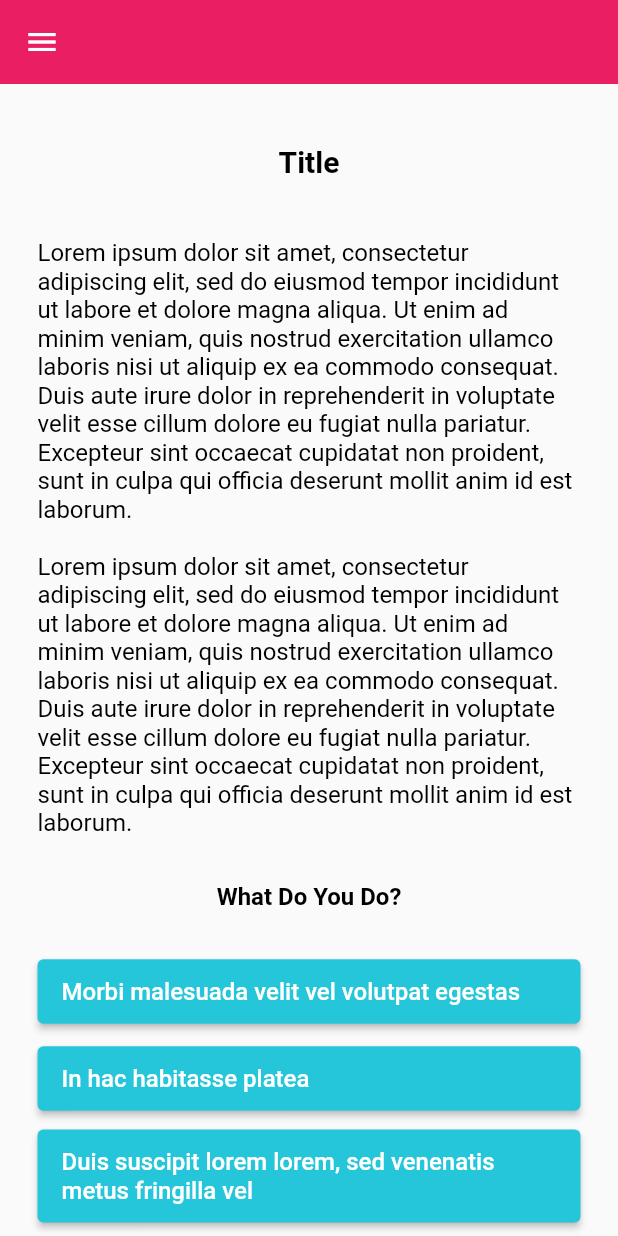
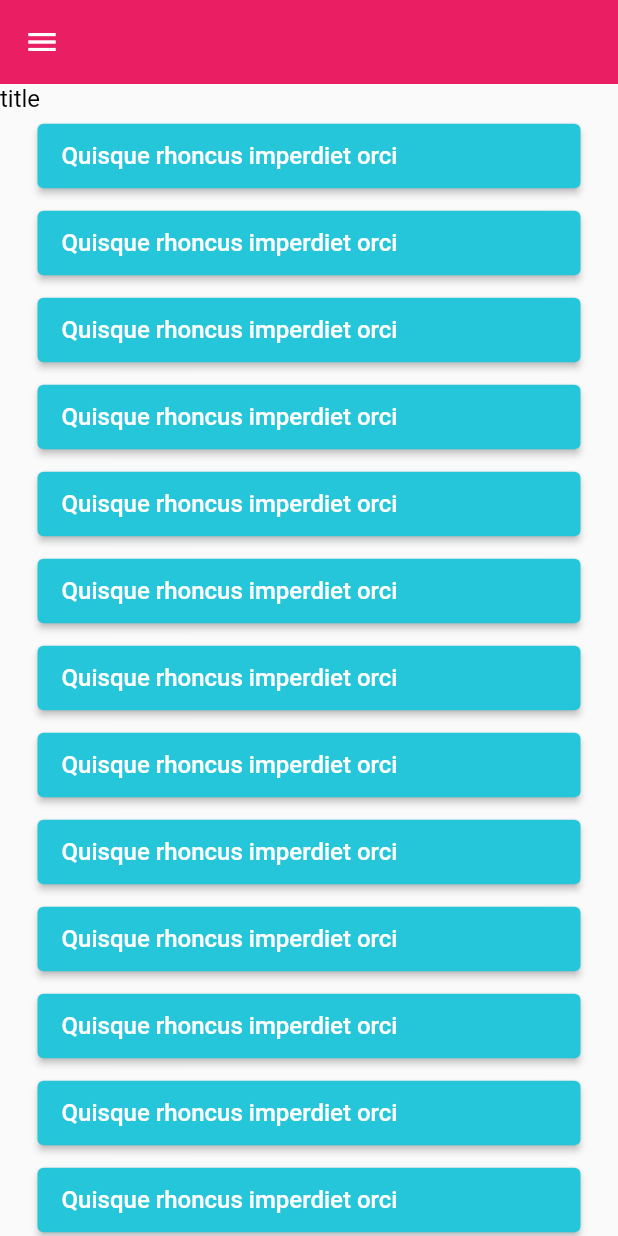
Before and after one commit to mattgwriter7/gamebook, a Flutter app: the screen it shows after launch, on a phone screen of 412 x 824 dp. Run offline on Flutter 3.47's test engine with Material 2 defaults, Android fonts, the phone set to English and light mode, and no system bars.

Commit message:
stashing idea for item builder

```diff
--- a/lib/pages/Start_Page.dart
+++ b/lib/pages/Start_Page.dart
@@ -59,6 +59,18 @@ class _Start_PageState extends State<Start_Page> {
                       );
   }
 
+  Widget _section( BuildContext contec, int index) {
+    if( index == 0 ) {
+      return Text('title');
+    }
+    else
+    return Padding(
+                          padding: const EdgeInsets.fromLTRB(25,5,25,5),
+                          child: _makeButton('Quisque rhoncus imperdiet orci'),
+                        );
+
+  }
+
   void _addPostFrameCallbackTriggered( context ) {
     Utils.log( filename, ' _addPostFrameCallbackTriggered()');
   }
@@ -84,47 +96,14 @@ class _Start_PageState extends State<Start_Page> {
               foregroundColor: Colors.black,
             ), //AppBar
             drawer: Drawer_Widget(),
-            body: SingleChildScrollView(
-              child: Column(
-                children: [
-                  Container(
-                    child: Padding(
-                      padding: const EdgeInsets.fromLTRB(25,40,25,40),
-                      child: Text('Title', style: TextStyle( fontSize: 20, fontWeight: FontWeight.bold )),
+            body: Container(
+              width: double.infinity,
+              child: ListView.builder(
+                      itemCount: 25,
+                      itemBuilder: ( context, index) {
+                        return _section(context, index);
+                      },
                     ),
-                  ),
-                  Container(
-                    child: Padding(
-                      padding: const EdgeInsets.fromLTRB(25,0,25,0),
-                      child: Text('Lorem ipsum dolor sit amet, consectetur adipiscing elit, sed do eiusmod tempor incididunt ut labore et dolore magna aliqua. Ut enim ad minim veniam, quis nostrud exercitation ullamco laboris nisi ut aliquip ex ea commodo consequat. Duis aute irure dolor in reprehenderit in voluptate velit esse cillum dolore eu fugiat nulla pariatur. Excepteur sint occaecat cupidatat non proident, sunt in culpa qui officia deserunt mollit anim id est laborum.\n\nLorem ipsum dolor sit amet, consectetur adipiscing elit, sed do eiusmod tempor incididunt ut labore et dolore magna aliqua. Ut enim ad minim veniam, quis nostrud exercitation ullamco laboris nisi ut aliquip ex ea commodo consequat. Duis aute irure dolor in reprehenderit in voluptate velit esse cillum dolore eu fugiat nulla pariatur. Excepteur sint occaecat cupidatat non proident, sunt in culpa qui officia deserunt mollit anim id est laborum.'),
-                    ),
-                  ),
-                  Container(
-                    child: Padding(
-                      padding: const EdgeInsets.fromLTRB(25,30,25,20),
-                      child: Text('What Do You Do?', style: TextStyle( fontSize: 16, fontWeight: FontWeight.bold )),),
-                  ),
-                  Padding(
-                    padding: const EdgeInsets.fromLTRB(25,10,25,5),
-                    child: _makeButton('Morbi malesuada velit vel volutpat egestas'),
-                  ),
-                  Padding(
-                    padding: const EdgeInsets.fromLTRB(25,5,25,5),
-                    child: _makeButton('In hac habitasse platea'),
-                  ),
-                  Padding(
-                    padding: const EdgeInsets.fromLTRB(25,5,25,5),
-                    child: _makeButton('Duis suscipit lorem lorem, sed venenatis metus fringilla vel'),
-                  ),
-                  Padding(
-                    padding: const EdgeInsets.fromLTRB(25,5,25,5),
-                    child: _makeButton('Quisque rhoncus imperdiet orci'),
-                  ),
-                  SizedBox(
-                    height: 150,
-                  )
-                ],
-              ),
             ),
           ),
         ),
```
